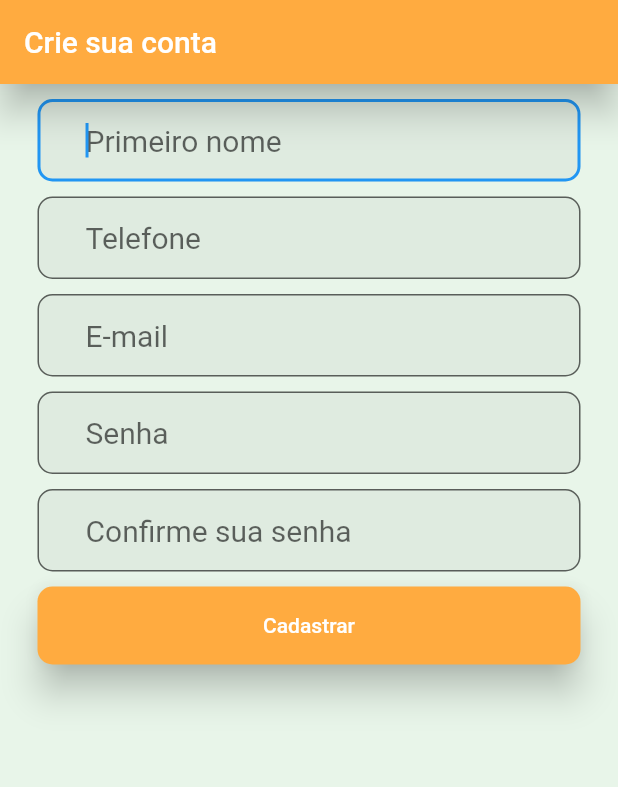
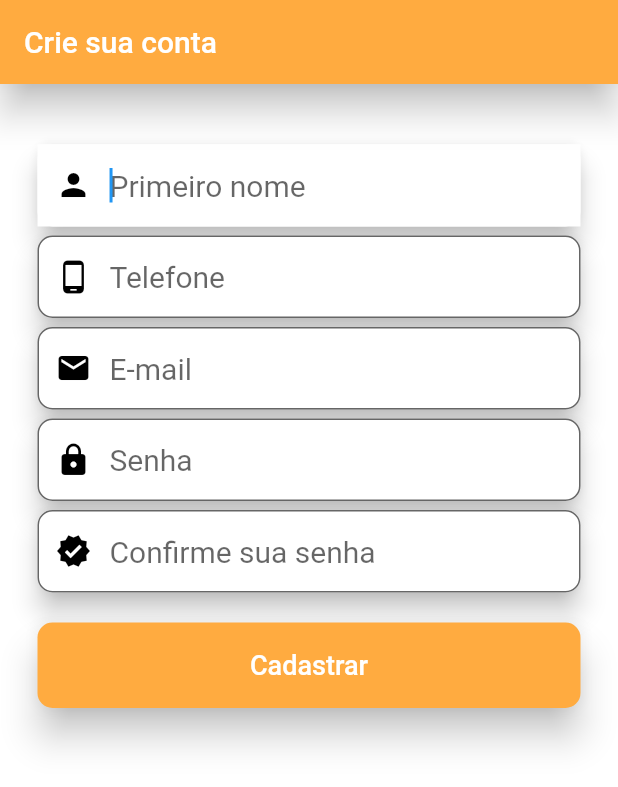
Before and after one commit to CristianBCandia/app-indicar, a Flutter app: the screen it shows after launch, after a tap on "Criar conta", on a phone screen of 412 x 824 dp. Shown: the top 787 px of the screen. Run offline on Flutter 3.47's test engine with Material 2 defaults, Android fonts, the light colour scheme and no system bars; our stand-ins replace carousel_slider; network calls fail.

Commit message:
Login and register updated

```diff
--- a/app_indicar/lib/components/client_register.dart
+++ b/app_indicar/lib/components/client_register.dart
@@ -47,7 +47,10 @@ class ClientRegister extends StatelessWidget {
                 padding: const EdgeInsets.only(top: 16.0),
                 child: TextField(
                     controller: _controllerPhone,
-                    decoration: InputDecoration(labelText: 'Telefone 1'),
+                    decoration: InputDecoration(labelText: 'Telefone 1',
+                            fillColor: Colors.white,
+                            focusedBorder: InputBorder.none,
+                            enabledBorder: InputBorder.none,),
                     keyboardType: TextInputType.phone,
                   ),
               ),
--- a/app_indicar/lib/components/login.dart
+++ b/app_indicar/lib/components/login.dart
@@ -24,36 +24,51 @@ class Login extends StatelessWidget {
                       width: 80,
                       height: 50,
                     )),
-                Container(
+                Material(
+                  elevation: 10,
+                  color: Colors.transparent,
+                    child: Container(
                       child: TextField(
-                  autofocus: true,
+                        autofocus: false,
                         keyboardType: TextInputType.emailAddress,
                         style: TextStyle(fontSize: 20),
                       decoration: InputDecoration(
                         contentPadding: EdgeInsets.fromLTRB(32, 16, 32, 16),
                         hintText: "E-mail",
                         filled: true,
+                        fillColor: Colors.white,
+                        focusedBorder: InputBorder.none,
+                        enabledBorder: InputBorder.none,
                         border: OutlineInputBorder(
-                        borderRadius: BorderRadius.circular(10)),
+                          borderRadius: BorderRadius.circular(20)),
                     ),
                   )),
-                Container(
+                ),
+                Material(
+                  elevation: 10,
+                  color: Colors.transparent,
+                  child: Container(
+                      color: Colors.transparent,
                       margin: const EdgeInsets.only(top: 10),
                       child: TextField(
                         obscureText: true,
                         keyboardType: TextInputType.visiblePassword,
-                      style: TextStyle(fontSize: 20),
+                        style: TextStyle(fontSize: 20,),
                         decoration: InputDecoration(
                             contentPadding: EdgeInsets.fromLTRB(32, 16, 32, 16),
-                          hintText: "senha",
+                            hintText: "Senha",
                             filled: true,
+                            fillColor: Colors.white,
+                            focusedBorder: InputBorder.none,
+                            enabledBorder: InputBorder.none,
                             border: OutlineInputBorder(
-                              borderRadius: BorderRadius.circular(10))),
+                                borderRadius: BorderRadius.all(Radius.circular(20.0)))),
                       )),
+                ),
                 Container(
                     margin: const EdgeInsets.only(top: 10),
                     child: ElevatedButton(
-                      child: Text("Entrar"),
+                      child: Text("Entrar", style: TextStyle(fontSize: 18)),
                       style: ElevatedButton.styleFrom(
                           primary: Colors.orangeAccent,
                           elevation: 10,
--- a/app_indicar/lib/components/user_register.dart
+++ b/app_indicar/lib/components/user_register.dart
@@ -1,4 +1,3 @@
-import 'package:app_indicar/models/user.dart';
 import 'package:flutter/material.dart';
 
 class UserRegister extends StatelessWidget {
@@ -12,7 +11,7 @@ class UserRegister extends StatelessWidget {
     return MaterialApp(
       debugShowCheckedModeBanner: false,
       home: Scaffold(
-        backgroundColor: Colors.green[50],
+        backgroundColor: Colors.white,
         appBar: AppBar(
           backgroundColor: Colors.orangeAccent,
           elevation: 10,
@@ -22,81 +21,145 @@ class UserRegister extends StatelessWidget {
           ),
         ),
         body: Container(
-          padding: EdgeInsets.fromLTRB(25, 10, 25, 10),
+          padding: EdgeInsets.fromLTRB(25, 40, 25, 10),
           child: Container(
             child: SingleChildScrollView(
               child: Column(
                 crossAxisAlignment: CrossAxisAlignment.stretch,
                 children: <Widget>[
-                  Container(
+                  Material(
+                    elevation: 7,
+                    color: Colors.white,
+                    borderRadius: BorderRadius.all(const Radius.circular(10.0)),
+                    child: Container(
                         child: TextField(
                       autofocus: true,
                       keyboardType: TextInputType.name,
                       style: TextStyle(fontSize: 20),
                       decoration: InputDecoration(
+                        prefixIcon: Icon(
+                                Icons.person,
+                                color: Colors.black,
+                              ),
                         contentPadding: EdgeInsets.fromLTRB(32, 16, 32, 16),
                         hintText: "Primeiro nome",
                         filled: true,
+                        fillColor: Colors.white,
+                        focusedBorder: InputBorder.none,
                         border: OutlineInputBorder(
                             borderRadius: BorderRadius.circular(10)),
                       ),
                     )),
-                  Container(
-                      margin: const EdgeInsets.only(top: 10),
+                  ),
+                  Padding(padding: EdgeInsets.all(3)),
+                  Material(
+                    elevation: 7,
+                    color: Colors.transparent,
+                    borderRadius: BorderRadius.all(const Radius.circular(10.0)),
+                    child: Container(
+                        margin: const EdgeInsets.only(top: 0),
                         child: TextField(
                           obscureText: true,
                           keyboardType: TextInputType.phone,
                           style: TextStyle(fontSize: 20),
                           decoration: InputDecoration(
+                              prefixIcon: Icon(
+                                Icons.phone_android,
+                                color: Colors.black,
+                              ),
                               contentPadding: EdgeInsets.fromLTRB(32, 16, 32, 16),
                               hintText: "Telefone",
                               filled: true,
+                              fillColor: Colors.white,
+                              focusedBorder: InputBorder.none,
                               border: OutlineInputBorder(
                                   borderRadius: BorderRadius.circular(10))),
                         )),
-                  Container(
-                      margin: const EdgeInsets.only(top: 10),
+                  ),
+                  Padding(padding: EdgeInsets.all(3)),
+                  Material(
+                    elevation: 7,
+                    color: Colors.transparent,
+                    borderRadius: BorderRadius.all(const Radius.circular(10.0)),
+                    child: Container(
+                        margin: const EdgeInsets.only(top: 0),
                         child: TextField(
                           obscureText: true,
                           keyboardType: TextInputType.emailAddress,
                           style: TextStyle(fontSize: 20),
                           decoration: InputDecoration(
+                              prefixIcon: Icon(
+                                Icons.email,
+                                color: Colors.black,
+                              ),
                               contentPadding: EdgeInsets.fromLTRB(32, 16, 32, 16),
                               hintText: "E-mail",
                               filled: true,
+                              fillColor: Colors.white,
+                              focusedBorder: InputBorder.none,
                               border: OutlineInputBorder(
                                   borderRadius: BorderRadius.circular(10))),
                         )),
-                  Container(
-                      margin: const EdgeInsets.only(top: 10),
+                  ),
+                  Padding(padding: EdgeInsets.all(3)),
+                  Material(
+                    elevation: 7,
+                    color: Colors.transparent,
+                    borderRadius: BorderRadius.all(const Radius.circular(10.0)),
+                    child: Container(
+                        margin: const EdgeInsets.only(top: 0),
                         child: TextField(
                           obscureText: true,
                           keyboardType: TextInputType.visiblePassword,
                           style: TextStyle(fontSize: 20),
                           decoration: InputDecoration(
+                              prefixIcon: Icon(
+                                Icons.lock,
+                                color: Colors.black,
+                              ),
                               contentPadding: EdgeInsets.fromLTRB(32, 16, 32, 16),
                               hintText: "Senha",
                               filled: true,
+                              fillColor: Colors.white,
+                              focusedBorder: InputBorder.none,
                               border: OutlineInputBorder(
                                   borderRadius: BorderRadius.circular(10))),
                         )),
-                  Container(
-                      margin: const EdgeInsets.only(top: 10),
+                  ),
+                  Padding(padding: EdgeInsets.all(3)),
+                  Material(
+                    elevation: 7,
+                    borderRadius: const BorderRadius.all(const Radius.circular(10.0)),
+                    color: Colors.white,
+                    child: Container(
+                        margin: const EdgeInsets.only(top: 0),
                         child: TextField(
                           obscureText: true,
                           keyboardType: TextInputType.visiblePassword,
                           style: TextStyle(fontSize: 20),
                           decoration: InputDecoration(
+                              prefixIcon: Icon(
+                                Icons.verified,
+                                color: Colors.black,
+                              ),
                               contentPadding: EdgeInsets.fromLTRB(32, 16, 32, 16),
                               hintText: "Confirme sua senha",
                               filled: true,
+                              fillColor: Colors.white,
+                              focusedBorder: InputBorder.none,
                               border: OutlineInputBorder(
-                                borderRadius: BorderRadius.circular(10))),
+                                  borderRadius: const BorderRadius.all(const Radius.circular(10.0),
+                              ),
+                                  borderSide: BorderSide(color: Colors.white24),
+                            ),
+                          ),
                         )),
+                  ),
+                  Padding(padding: EdgeInsets.all(10)),
                   Container(
-                      margin: const EdgeInsets.only(top: 10),
+                      margin: const EdgeInsets.only(top: 0),
                       child: ElevatedButton(
-                        child: Text("Cadastrar"),
+                        child: Text("Cadastrar", style: TextStyle(fontSize: 18),),
                         style: ElevatedButton.styleFrom(
                             primary: Colors.orangeAccent,
                             elevation: 10,
```
Lines whose indentation alone changed are shown as unchanged.
